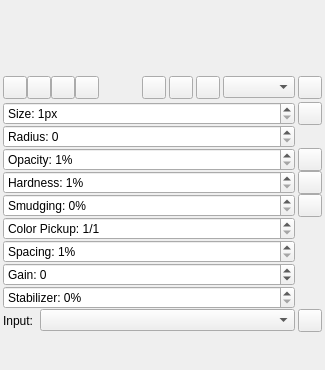
The window that src/desktop/ui/brushdock.ui (drawpile/Drawpile) describes before a commit, drawn with Qt 5.
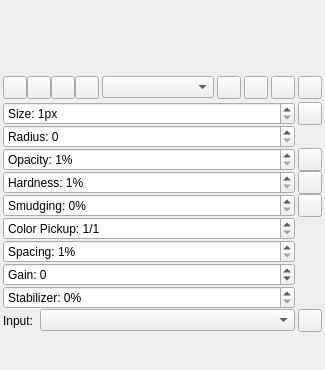
The same window after the commit. Icons and pictures are not drawn. Custom widgets are drawn as their Qt base class.

Commit message:
Rework brushdock UI so it can be made thinner
Making the blend mode box the separator and giving it a small minimum
size so that it doesn't force itself to fit every blend mode name. This
also fixes the UI jerking vertically when switching between classic and
MyPaint brushes, since we now retain the blend mode box's vertical
space.

```diff
--- a/src/desktop/ui/brushdock.ui
+++ b/src/desktop/ui/brushdock.ui
@@ -152,17 +152,20 @@
       </widget>
      </item>
      <item>
-      <spacer name="horizontalSpacer_2">
-       <property name="orientation">
-        <enum>Qt::Horizontal</enum>
+      <widget class="QComboBox" name="blendmode">
+       <property name="sizePolicy">
+        <sizepolicy hsizetype="Preferred" vsizetype="Fixed">
+         <horstretch>1</horstretch>
+         <verstretch>0</verstretch>
+        </sizepolicy>
        </property>
-       <property name="sizeHint" stdset="0">
+       <property name="minimumSize">
         <size>
-         <width>20</width>
-         <height>20</height>
+         <width>24</width>
+         <height>0</height>
         </size>
        </property>
-      </spacer>
+      </widget>
      </item>
      <item>
       <widget class="widgets::GroupedToolButton" name="modeColorpick">
@@ -206,9 +209,6 @@
        </property>
       </widget>
      </item>
-     <item>
-      <widget class="QComboBox" name="blendmode"/>
-     </item>
      <item>
       <widget class="widgets::GroupedToolButton" name="modeIncremental">
        <property name="toolTip">
@@ -276,7 +276,14 @@
       </widget>
      </item>
      <item row="10" column="1" colspan="2">
-      <widget class="QComboBox" name="inputPreset"/>
+      <widget class="QComboBox" name="inputPreset">
+       <property name="minimumSize">
+        <size>
+         <width>24</width>
+         <height>0</height>
+        </size>
+       </property>
+      </widget>
      </item>
      <item row="10" column="0">
       <widget class="QLabel" name="label_3">
```
Left out of the diff: 2 changed lines with no effect on the pictures. The commit also changes 1 other file.
